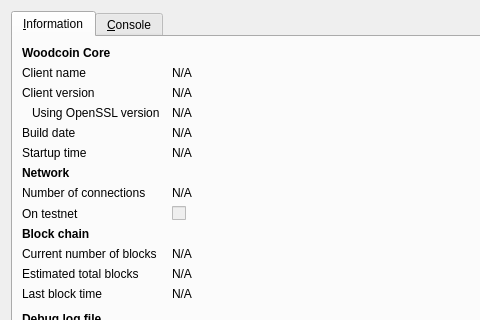
Pamenarti/lotuscoin-openssl-1.0, file src/qt/forms/rpcconsole.ui: the form before one commit; both pictures show x 0 to 480 and y 0 to 320 of the 740 by 450 pixel window.
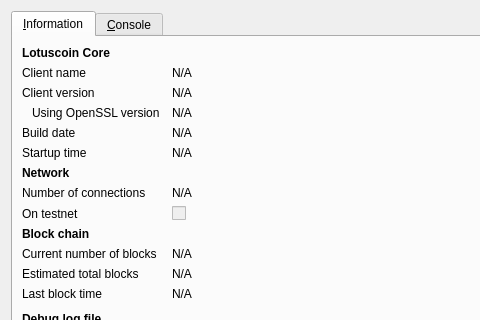
The form after the commit. Icons and pictures are not drawn.

Patch:
```diff
--- a/src/qt/forms/rpcconsole.ui
+++ b/src/qt/forms/rpcconsole.ui
@@ -36,7 +36,7 @@
           </font>
          </property>
          <property name="text">
-          <string>Woodcoin Core</string>
+          <string>Lotuscoin Core</string>
          </property>
         </widget>
        </item>
```
Left out of the diff: 6 changed lines with no effect on the pictures.
